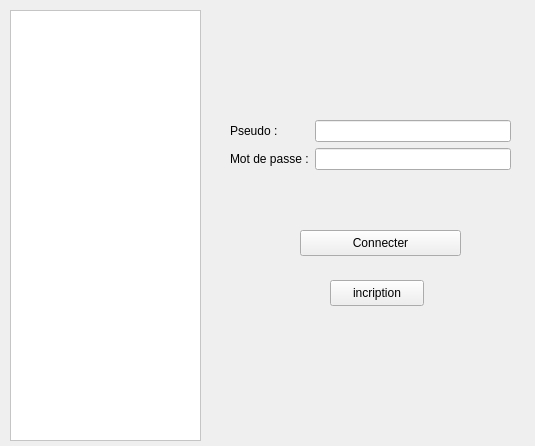
Qt form app/ui/auth/signIn.ui (Valyfaliana/suiviPersoConsoElec) before a commit.
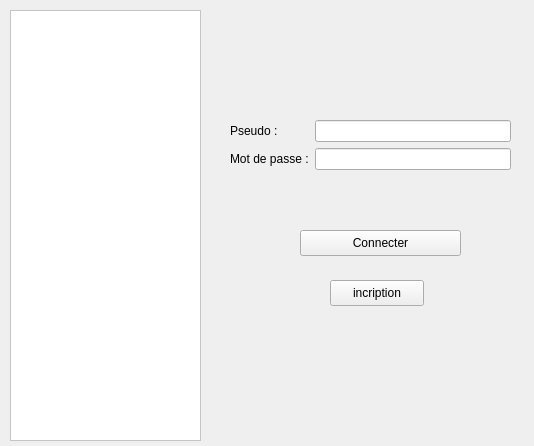
The same form after that commit.

```diff
--- a/app/ui/auth/signIn.ui
+++ b/app/ui/auth/signIn.ui
@@ -6,7 +6,7 @@
    <rect>
     <x>0</x>
     <y>0</y>
-    <width>535</width>
+    <width>534</width>
     <height>446</height>
    </rect>
   </property>
```
